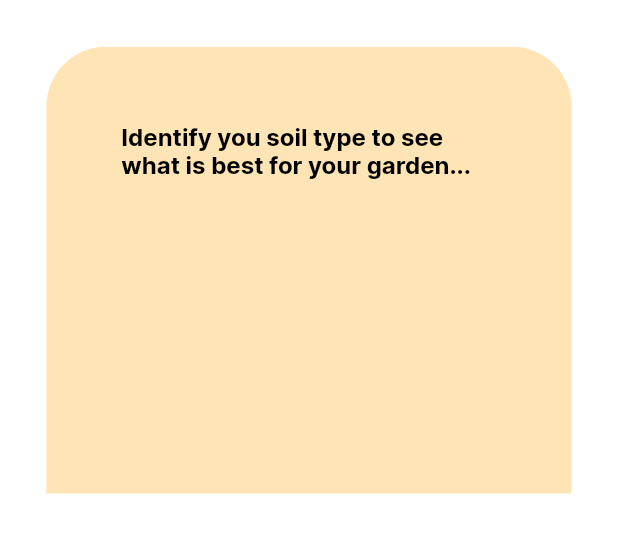
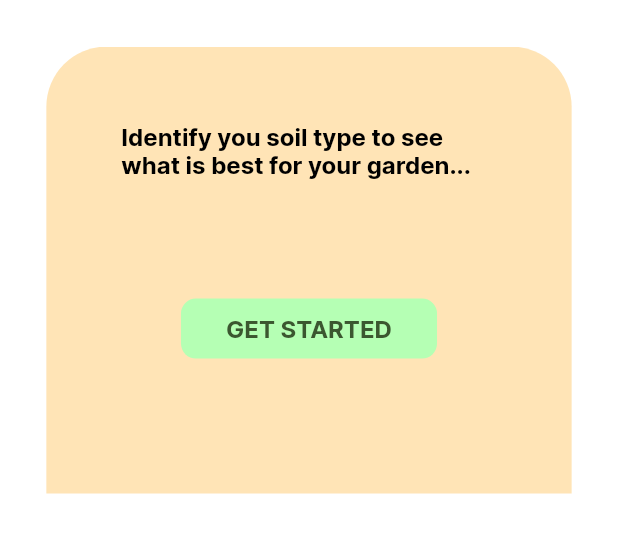
Before and after one commit to GardenMate/ibm-garden, a Flutter app: the screen it shows after launch, on a phone screen of 412 x 824 dp, the part 605-1158 px from its top. Run offline on Flutter 3.47's test engine with Material 2 defaults, Android fonts, the phone set to English and light mode, and no system bars.

Commit message:
added button

```diff
--- a/build_my_garden/lib/pages/welcome_page.dart
+++ b/build_my_garden/lib/pages/welcome_page.dart
@@ -1,4 +1,5 @@
 import 'package:build_my_garden/widgets/app_large_text.dart';
+import 'package:build_my_garden/widgets/responsive_button.dart';
 import 'package:flutter/material.dart';
 
 import '../sizes_helpers.dart';
@@ -88,7 +89,12 @@ class _WelcomePageState extends State<WelcomePage> {
                                 // Load the widget AppText for texts
                                 child: AppText(text: list_of_text[index]),
                               ),
-                              Container()
+                              Container(
+                                margin: const EdgeInsets.only(top: 80),
+                                child: ResponsiveButton(
+                                  text: "GET STARTED",
+                                ),
+                              )
                             ]),
                           );
                         }))
--- /dev/null
+++ b/build_my_garden/lib/widgets/responsive_button.dart
@@ -0,0 +1,30 @@
+import 'package:build_my_garden/widgets/app_text.dart';
+import 'package:flutter/cupertino.dart';
+
+class ResponsiveButton extends StatelessWidget {
+  bool? isResponsive;
+  double? width;
+  String text;
+  ResponsiveButton(
+      {Key? key, this.text = "", this.width, this.isResponsive = false})
+      : super(key: key);
+
+  @override
+  Widget build(BuildContext context) {
+    return Container(
+      width: width,
+      height: 40,
+      decoration: BoxDecoration(
+        borderRadius: BorderRadius.circular(10),
+        color: Color.fromARGB(255, 181, 255, 180),
+      ),
+      child: Container(
+        margin: const EdgeInsets.only(top: 10, left: 30, right: 30),
+        child: AppText(
+          text: text,
+          color: Color.fromARGB(255, 59, 87, 48),
+        ),
+      ),
+    );
+  }
+}
```
